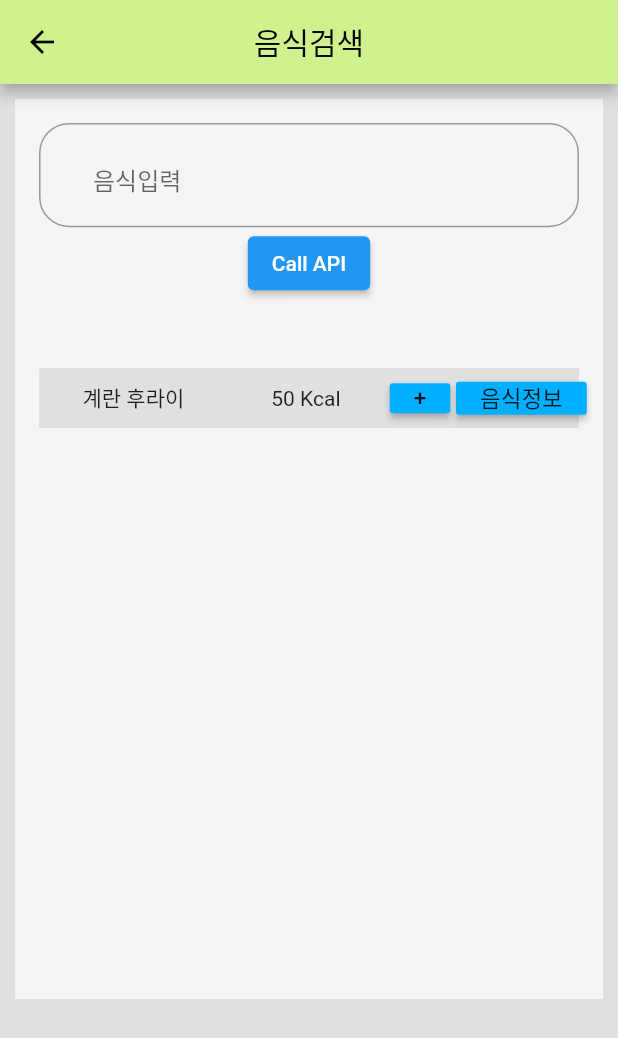
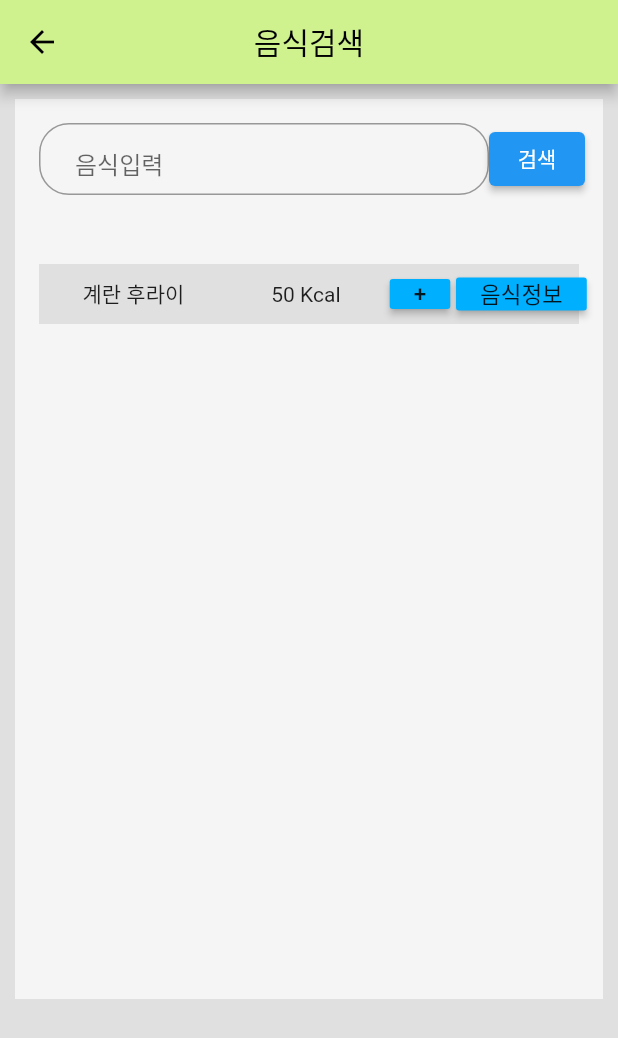
Before and after one commit to kgs6597/weight_app_project3, a Flutter app: the Search screen opened directly, on a phone screen of 412 x 824 dp. Shown: the top 1038 px of the screen. Run offline on Flutter 3.47's test engine with Material 2 defaults, Android fonts, the phone set to English and light mode, and no system bars; our stand-ins replace syncfusion_flutter_charts.

Commit message:
second commit

```diff
--- a/lib/page/search.dart
+++ b/lib/page/search.dart
@@ -1,3 +1,4 @@
+import 'dart:convert';
 import 'package:flutter/material.dart';
 import 'package:http/http.dart' as http;
 
@@ -9,12 +10,13 @@ class Search extends StatefulWidget {
 }
 
 class _SearchState extends State<Search> {
+  final myController = TextEditingController();
   void _callAPI() async {
     var url = Uri.parse(
-      'https://apis.data.go.kr/1471000/FoodNtrIrdntInfoService1/getFoodNtrItdntList1?serviceKey=nfGyrhix1PGJ1x6F%2BZ2%2Frqm0BLUzXIXxcN1sCy2dmW0SfkEgRbq3y1yqJYChKcvhuC6Yi9yDLlZuXzrbc8OkqA%3D%3D&desc_kor=%EB%B0%94%EB%82%98%EB%82%98&pageNo=1&numOfRows=20&type=xml',
-    );
+        'https://apis.data.go.kr/1471000/FoodNtrIrdntInfoService1/getFoodNtrItdntList1?serviceKey=nfGyrhix1PGJ1x6F%2BZ2%2Frqm0BLUzXIXxcN1sCy2dmW0SfkEgRbq3y1yqJYChKcvhuC6Yi9yDLlZuXzrbc8OkqA%3D%3D&desc_kor=${myController.text}&pageNo=1&numOfRows=20&type=json');
     var res = await http.get(url);
-    print('response: ${res.body}');
+    var json = jsonDecode(res.body)['body']['items'][0];
+    print(json);
   }
 
   @override
@@ -43,20 +45,29 @@ class _SearchState extends State<Search> {
                     children: [
                       Padding(
                         padding: const EdgeInsets.all(16),
-                        child: Column(
+                        child: Row(
+                          mainAxisAlignment: MainAxisAlignment.spaceAround,
                           children: [
-                            TextField(
+                            SizedBox(
+                              width: 300,
+                              child: TextField(
+                                controller: myController,
                                 decoration: InputDecoration(
                                     prefix: const Icon(Icons.search),
                                     hintText: '음식입력',
+                                    contentPadding:
+                                        EdgeInsets.symmetric(vertical: 8),
                                     border: OutlineInputBorder(
                                         borderRadius: BorderRadius.circular(20),
                                         borderSide: const BorderSide(
                                             color: Colors.lightBlueAccent))),
+                                maxLines: 3,
+                                minLines: 1,
+                              ),
                             ),
                             ElevatedButton(
                               onPressed: _callAPI,
-                              child: const Text("Call API"),
+                              child: const Text("검색"),
                             ),
                           ],
                         ),
```
Lines whose indentation alone changed are shown as unchanged.
